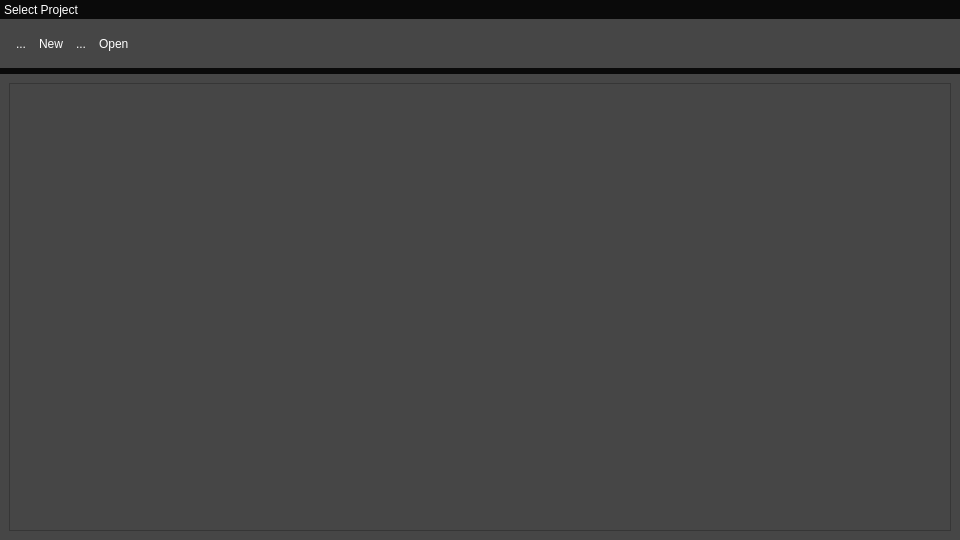
The window that bin/ProjectEditor.ui (Tristeon/Tristeon) describes before a commit, drawn with Qt 5.
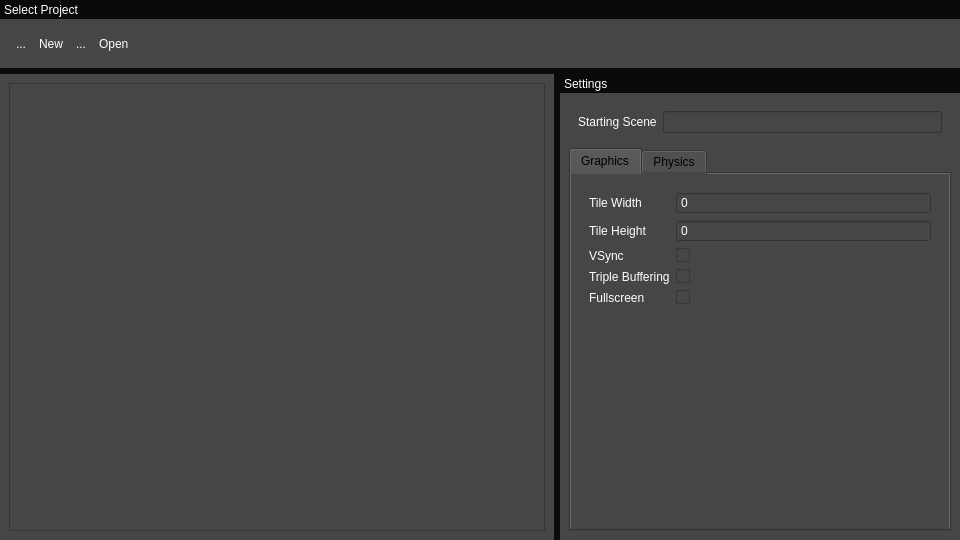
The same window after the commit. The open tabs and pages were chosen to show the change. Icons and pictures are not drawn.

Commit message: Added project settings to the project window

Diff of the .ui file:
```diff
--- a/bin/ProjectEditor.ui
+++ b/bin/ProjectEditor.ui
@@ -520,7 +520,7 @@
         <rect>
          <x>0</x>
          <y>0</y>
-         <width>940</width>
+         <width>539</width>
          <height>451</height>
         </rect>
        </property>
@@ -676,6 +676,247 @@
     </layout>
    </widget>
   </widget>
+  <widget class="QDockWidget" name="dockWidget">
+   <property name="minimumSize">
+    <size>
+     <width>400</width>
+     <height>267</height>
+    </size>
+   </property>
+   <property name="maximumSize">
+    <size>
+     <width>400</width>
+     <height>524287</height>
+    </size>
+   </property>
+   <property name="styleSheet">
+    <string notr="true">background-color: rgb(70, 70, 70);
+</string>
+   </property>
+   <property name="features">
+    <set>QDockWidget::NoDockWidgetFeatures</set>
+   </property>
+   <property name="allowedAreas">
+    <set>Qt::RightDockWidgetArea</set>
+   </property>
+   <property name="windowTitle">
+    <string>Settings</string>
+   </property>
+   <attribute name="dockWidgetArea">
+    <number>2</number>
+   </attribute>
+   <widget class="QWidget" name="settings_dock">
+    <layout class="QGridLayout" name="gridLayout">
+     <property name="leftMargin">
+      <number>0</number>
+     </property>
+     <property name="topMargin">
+      <number>0</number>
+     </property>
+     <property name="rightMargin">
+      <number>0</number>
+     </property>
+     <property name="bottomMargin">
+      <number>0</number>
+     </property>
+     <property name="spacing">
+      <number>0</number>
+     </property>
+     <item row="0" column="0">
+      <widget class="QWidget" name="settings_contents" native="true">
+       <layout class="QVBoxLayout" name="verticalLayout">
+        <item>
+         <widget class="QWidget" name="scene" native="true">
+          <property name="sizePolicy">
+           <sizepolicy hsizetype="Preferred" vsizetype="Fixed">
+            <horstretch>0</horstretch>
+            <verstretch>0</verstretch>
+           </sizepolicy>
+          </property>
+          <layout class="QHBoxLayout" name="horizontalLayout">
+           <item>
+            <widget class="QLabel" name="label">
+             <property name="text">
+              <string>Starting Scene</string>
+             </property>
+            </widget>
+           </item>
+           <item>
+            <widget class="QLineEdit" name="scene_field"/>
+           </item>
+          </layout>
+         </widget>
+        </item>
+        <item>
+         <widget class="QTabWidget" name="tabs">
+          <property name="styleSheet">
+           <string notr="true">color: rgb(00, 00, 00);</string>
+          </property>
+          <property name="currentIndex">
+           <number>1</number>
+          </property>
+          <widget class="QWidget" name="graphics">
+           <property name="styleSheet">
+            <string notr="true">color: rgb(255, 255, 255);</string>
+           </property>
+           <attribute name="title">
+            <string>Graphics</string>
+           </attribute>
+           <layout class="QGridLayout" name="gridLayout_3">
+            <item row="0" column="0">
+             <widget class="QWidget" name="graphics_contents" native="true">
+              <layout class="QFormLayout" name="formLayout">
+               <item row="0" column="0">
+                <widget class="QLabel" name="tile_width">
+                 <property name="text">
+                  <string>Tile Width</string>
+                 </property>
+                </widget>
+               </item>
+               <item row="1" column="0">
+                <widget class="QLabel" name="tile_height">
+                 <property name="text">
+                  <string>Tile Height</string>
+                 </property>
+                </widget>
+               </item>
+               <item row="2" column="0">
+                <widget class="QLabel" name="vsync">
+                 <property name="text">
+                  <string>VSync</string>
+                 </property>
+                </widget>
+               </item>
+               <item row="3" column="0">
+                <widget class="QLabel" name="triple_buffering">
+                 <property name="text">
+                  <string>Triple Buffering</string>
+                 </property>
+                </widget>
+               </item>
+               <item row="3" column="1">
+                <widget class="QCheckBox" name="triple_buffering_field">
+                 <property name="text">
+                  <string/>
+                 </property>
+                </widget>
+               </item>
+               <item row="4" column="0">
+                <widget class="QLabel" name="fullscreen">
+                 <property name="text">
+                  <string>Fullscreen</string>
+                 </property>
+                </widget>
+               </item>
+               <item row="4" column="1">
+                <widget class="QCheckBox" name="fullscreen_field">
+                 <property name="text">
+                  <string/>
+                 </property>
+                </widget>
+               </item>
+               <item row="0" column="1">
+                <widget class="QSpinBox" name="tile_width_field">
+                 <property name="buttonSymbols">
+                  <enum>QAbstractSpinBox::NoButtons</enum>
+                 </property>
+                 <property name="maximum">
+                  <number>16777216</number>
+                 </property>
+                 <property name="singleStep">
+                  <number>0</number>
+                 </property>
+                </widget>
+               </item>
+               <item row="1" column="1">
+                <widget class="QSpinBox" name="tile_height_field">
+                 <property name="buttonSymbols">
+                  <enum>QAbstractSpinBox::NoButtons</enum>
+                 </property>
+                 <property name="maximum">
+                  <number>16777215</number>
+                 </property>
+                 <property name="singleStep">
+                  <number>0</number>
+                 </property>
+                </widget>
+               </item>
+               <item row="2" column="1">
+                <widget class="QCheckBox" name="vsync_field">
+                 <property name="text">
+                  <string/>
+                 </property>
+                </widget>
+               </item>
+              </layout>
+             </widget>
+            </item>
+           </layout>
+          </widget>
+          <widget class="QWidget" name="physics">
+           <property name="styleSheet">
+            <string notr="true">color: rgb(255, 255, 255);</string>
+           </property>
+           <attribute name="title">
+            <string>Physics</string>
+           </attribute>
+           <layout class="QGridLayout" name="gridLayout_4">
+            <item row="0" column="0">
+             <widget class="QWidget" name="physics_contents" native="true">
+              <layout class="QFormLayout" name="formLayout_2">
+               <item row="0" column="0">
+                <widget class="QLabel" name="fixed_delta_time">
+                 <property name="text">
+                  <string>Fixed Delta Time</string>
+                 </property>
+                </widget>
+               </item>
+               <item row="0" column="1">
+                <widget class="QDoubleSpinBox" name="fixed_delta_time_field">
+                 <property name="buttonSymbols">
+                  <enum>QAbstractSpinBox::NoButtons</enum>
+                 </property>
+                 <property name="maximum">
+                  <double>16777215.000000000000000</double>
+                 </property>
+                 <property name="singleStep">
+                  <double>0.000000000000000</double>
+                 </property>
+                </widget>
+               </item>
+               <item row="1" column="0">
+                <widget class="QLabel" name="pixels_per_meter">
+                 <property name="text">
+                  <string>Pixels Per Meter</string>
+                 </property>
+                </widget>
+               </item>
+               <item row="1" column="1">
+                <widget class="QSpinBox" name="pixels_per_meter_field">
+                 <property name="buttonSymbols">
+                  <enum>QAbstractSpinBox::NoButtons</enum>
+                 </property>
+                 <property name="maximum">
+                  <number>16777215</number>
+                 </property>
+                 <property name="singleStep">
+                  <number>0</number>
+                 </property>
+                </widget>
+               </item>
+              </layout>
+             </widget>
+            </item>
+           </layout>
+          </widget>
+         </widget>
+        </item>
+       </layout>
+      </widget>
+     </item>
+    </layout>
+   </widget>
+  </widget>
   <action name="actionScene">
    <property name="text">
     <string>Scene</string>
```
The commit also changes 4 other files.
